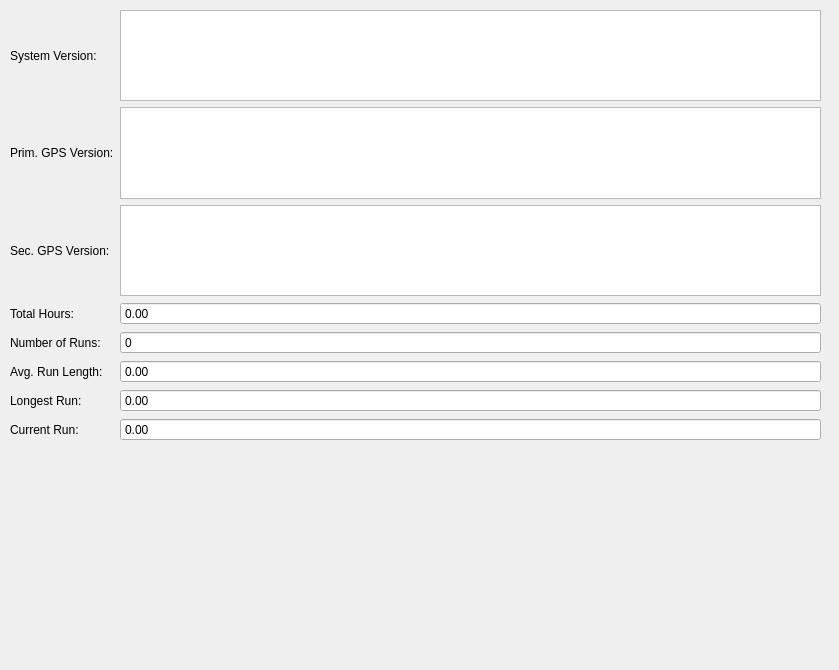
jmaye/libposlv, file src/lib/visualization/VersionControl.ui: the form before one commit.
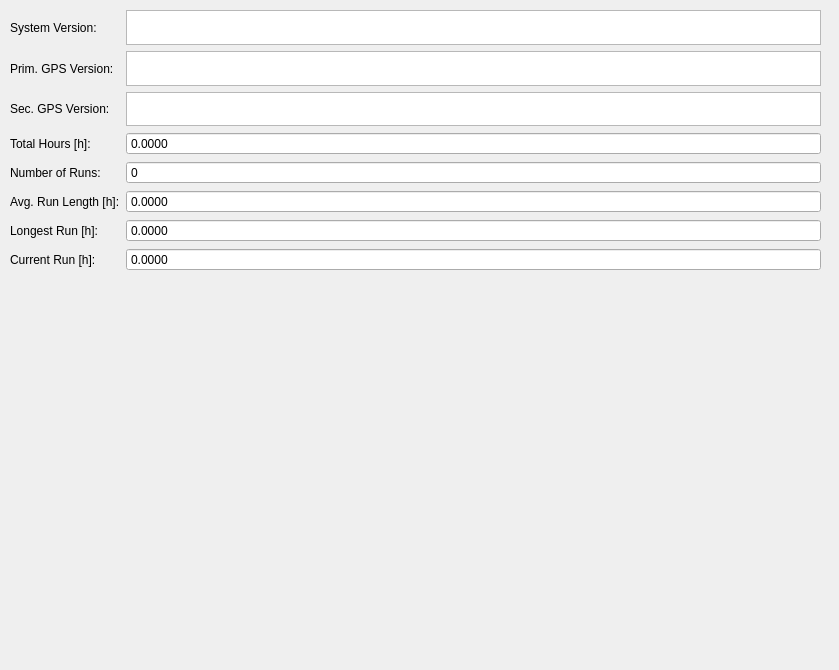
The form after the commit.

The edit to the form file:
```diff
--- a/src/lib/visualization/VersionControl.ui
+++ b/src/lib/visualization/VersionControl.ui
@@ -19,7 +19,7 @@
      <x>10</x>
      <y>10</y>
      <width>811</width>
-     <height>431</height>
+     <height>261</height>
     </rect>
    </property>
    <layout class="QGridLayout" name="versionLayout">
@@ -56,7 +56,7 @@
     <item row="3" column="0">
      <widget class="QLabel" name="label_3">
       <property name="text">
-       <string>Total Hours:</string>
+       <string>Total Hours [h]:</string>
       </property>
      </widget>
     </item>
@@ -68,6 +68,9 @@
       <property name="buttonSymbols">
        <enum>QAbstractSpinBox::NoButtons</enum>
       </property>
+      <property name="decimals">
+       <number>4</number>
+      </property>
       <property name="maximum">
        <double>1000000.000000000000000</double>
       </property>
@@ -96,7 +99,7 @@
     <item row="5" column="0">
      <widget class="QLabel" name="label_5">
       <property name="text">
-       <string>Avg. Run Length:</string>
+       <string>Avg. Run Length [h]:</string>
       </property>
      </widget>
     </item>
@@ -108,6 +111,9 @@
       <property name="buttonSymbols">
        <enum>QAbstractSpinBox::NoButtons</enum>
       </property>
+      <property name="decimals">
+       <number>4</number>
+      </property>
       <property name="maximum">
        <double>1000000.000000000000000</double>
       </property>
@@ -116,7 +122,7 @@
     <item row="6" column="0">
      <widget class="QLabel" name="label_6">
       <property name="text">
-       <string>Longest Run:</string>
+       <string>Longest Run [h]:</string>
       </property>
      </widget>
     </item>
@@ -128,6 +134,9 @@
       <property name="buttonSymbols">
        <enum>QAbstractSpinBox::NoButtons</enum>
       </property>
+      <property name="decimals">
+       <number>4</number>
+      </property>
       <property name="maximum">
        <double>1000000.000000000000000</double>
       </property>
@@ -136,7 +145,7 @@
     <item row="7" column="0">
      <widget class="QLabel" name="label_7">
       <property name="text">
-       <string>Current Run:</string>
+       <string>Current Run [h]:</string>
       </property>
      </widget>
     </item>
@@ -148,6 +157,9 @@
       <property name="buttonSymbols">
        <enum>QAbstractSpinBox::NoButtons</enum>
       </property>
+      <property name="decimals">
+       <number>4</number>
+      </property>
       <property name="maximum">
        <double>1000000.000000000000000</double>
       </property>
```
